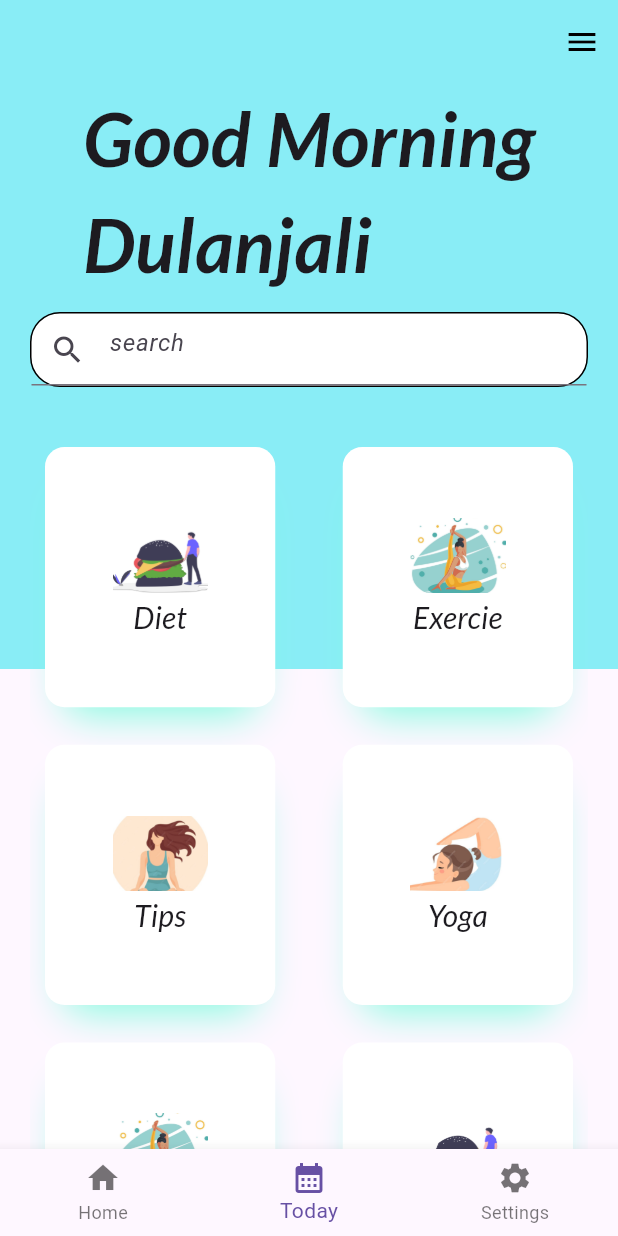
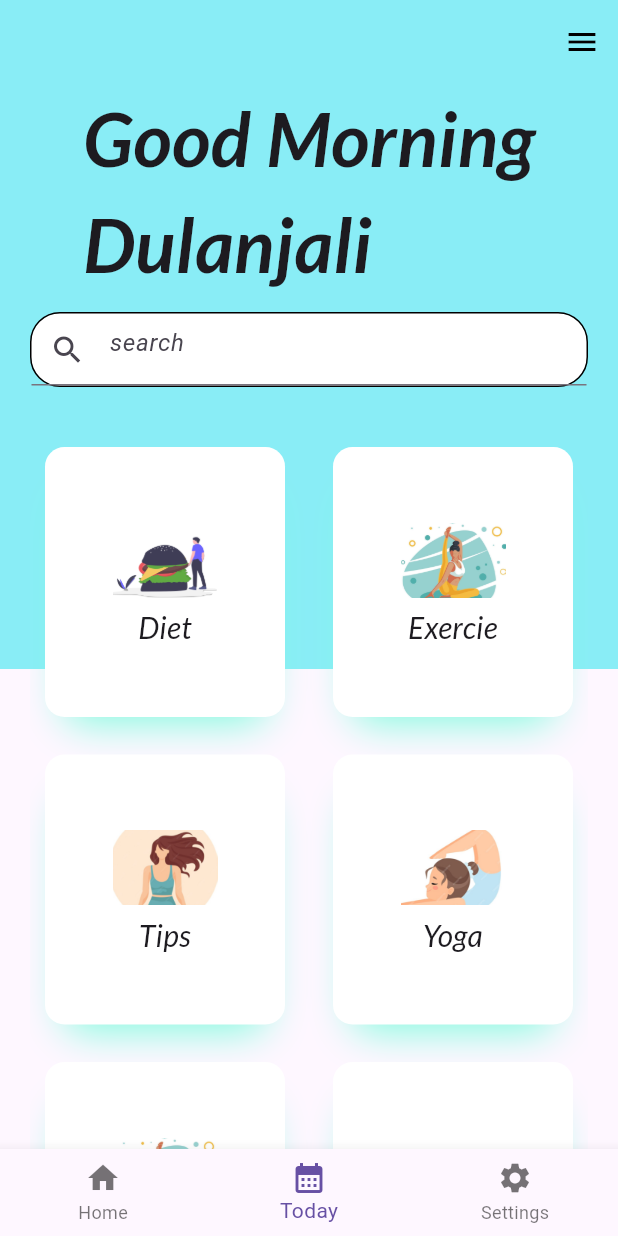
Before and after one commit to Anuvarshini-Sanjeevi/Fitness-app, a Flutter app: the screen it shows after launch, item 2 of the bottom bar chosen, on a phone screen of 412 x 824 dp. Run offline on Flutter 3.47's test engine with Material 3 defaults, Android fonts, the phone set to English and light mode, and no system bars; our stand-ins replace google_fonts, lottie; network calls fail.

Commit message:
Initial Commit

```diff
--- a/list/lib/diet.dart
+++ b/list/lib/diet.dart
@@ -252,7 +252,7 @@ class _SessionCardState extends State<SessionCard> {
                 child: Icon(Icons.play_arrow,color:widget.isDone? Colors.white:Color.fromARGB(255, 175, 237, 117),),
               ),
               SizedBox(width: 20,),
-              Text('Season ${widget.Name}',style: GoogleFonts.lato(textStyle:TextStyle(fontStyle: FontStyle.italic,fontSize: 25,fontWeight: FontWeight.w500)),),
+              Text('Season ${widget.Name}',style: GoogleFonts.lato(textStyle:TextStyle(fontStyle: FontStyle.italic,fontSize: 20,fontWeight: FontWeight.w500)),),
 
              ],
 
--- a/list/lib/mainpage.dart
+++ b/list/lib/mainpage.dart
@@ -121,7 +121,7 @@ class _MyAppState extends State<MyApp> {
                      Expanded(
                        child: GridView.count(
                          crossAxisCount: 2,
-                         crossAxisSpacing: 25,
+                         crossAxisSpacing: 12,
                          mainAxisSpacing: 25,
                          children: [
                           customList('assets/diet.png', 'Diet', () {
--- a/list/lib/medical.dart
+++ b/list/lib/medical.dart
@@ -250,7 +250,7 @@ class _SessionCardState extends State<SessionCard> {
                 child: Icon(Icons.play_arrow,color:widget.isDone? Colors.white:Color.fromARGB(255, 191, 160, 244),),
               ),
               SizedBox(width: 20,),
-              Text('Season ${widget.Name}',style: GoogleFonts.lato(textStyle:TextStyle(fontStyle: FontStyle.italic,fontSize: 25,fontWeight: FontWeight.w500)),),
+              Text('Season ${widget.Name}',style: GoogleFonts.lato(textStyle:TextStyle(fontStyle: FontStyle.italic,fontSize: 20,fontWeight: FontWeight.w500)),),
 
              ],
 
--- a/list/lib/tips.dart
+++ b/list/lib/tips.dart
@@ -250,7 +250,7 @@ class _SessionCardState extends State<SessionCard> {
                 child: Icon(Icons.play_arrow,color:widget.isDone? Colors.white:Color.fromARGB(255, 153, 227, 240),),
               ),
               SizedBox(width: 20,),
-              Text('Season ${widget.Name}',style: GoogleFonts.lato(textStyle:TextStyle(fontStyle: FontStyle.italic,fontSize: 25,fontWeight: FontWeight.w500)),),
+              Text('Season ${widget.Name}',style: GoogleFonts.lato(textStyle:TextStyle(fontStyle: FontStyle.italic,fontSize: 20,fontWeight: FontWeight.w500)),),
 
              ],
 
--- a/list/lib/yoga.dart
+++ b/list/lib/yoga.dart
@@ -250,7 +250,7 @@ class _SessionCardState extends State<SessionCard> {
                 child: Icon(Icons.play_arrow,color:widget.isDone? Colors.white:Color.fromARGB(255, 248, 141, 141),),
               ),
               SizedBox(width: 20,),
-              Text('Season ${widget.Name}',style: GoogleFonts.lato(textStyle:TextStyle(fontStyle: FontStyle.italic,fontSize: 25,fontWeight: FontWeight.w500)),),
+              Text('Season ${widget.Name}',style: GoogleFonts.lato(textStyle:TextStyle(fontStyle: FontStyle.italic,fontSize: 20,fontWeight: FontWeight.w500)),),
 
              ],
 
```
